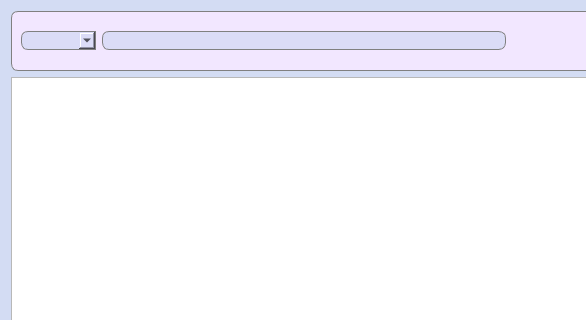
Before: the Qt Designer form src/app/view/ListClients.ui in FediiBohdan/TechService, drawn with Qt 5; both pictures show x 0 to 586 and y 0 to 320 of the 1069 by 691 pixel window.
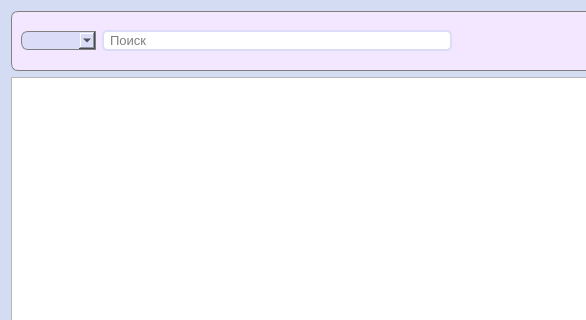
After: the same form once the commit is applied. Icons and pictures are not drawn.

What changed in the file:
```diff
--- a/src/app/view/ListClients.ui
+++ b/src/app/view/ListClients.ui
@@ -55,6 +55,18 @@
      <layout class="QGridLayout" name="gridLayout">
       <item row="0" column="1">
        <widget class="QLineEdit" name="clientSearch">
+        <property name="minimumSize">
+         <size>
+          <width>0</width>
+          <height>0</height>
+         </size>
+        </property>
+        <property name="maximumSize">
+         <size>
+          <width>350</width>
+          <height>16777215</height>
+         </size>
+        </property>
         <property name="font">
          <font>
           <pointsize>10</pointsize>
@@ -65,12 +77,14 @@
         </property>
         <property name="styleSheet">
          <string notr="true">QLineEdit {
-	border: 1px solid gray;
-    border-radius: 7px;
-    background-color: #dbdcf7;
-	padding-left: 3px;
+    border: 2px solid #dbdcf7;
+    border-radius: 5px;
+    padding: 0 4px;
 }</string>
         </property>
+        <property name="placeholderText">
+         <string>Поиск</string>
+        </property>
        </widget>
       </item>
       <item row="0" column="3">
```
Left out of the diff: 9 changed lines with no effect on the pictures.
